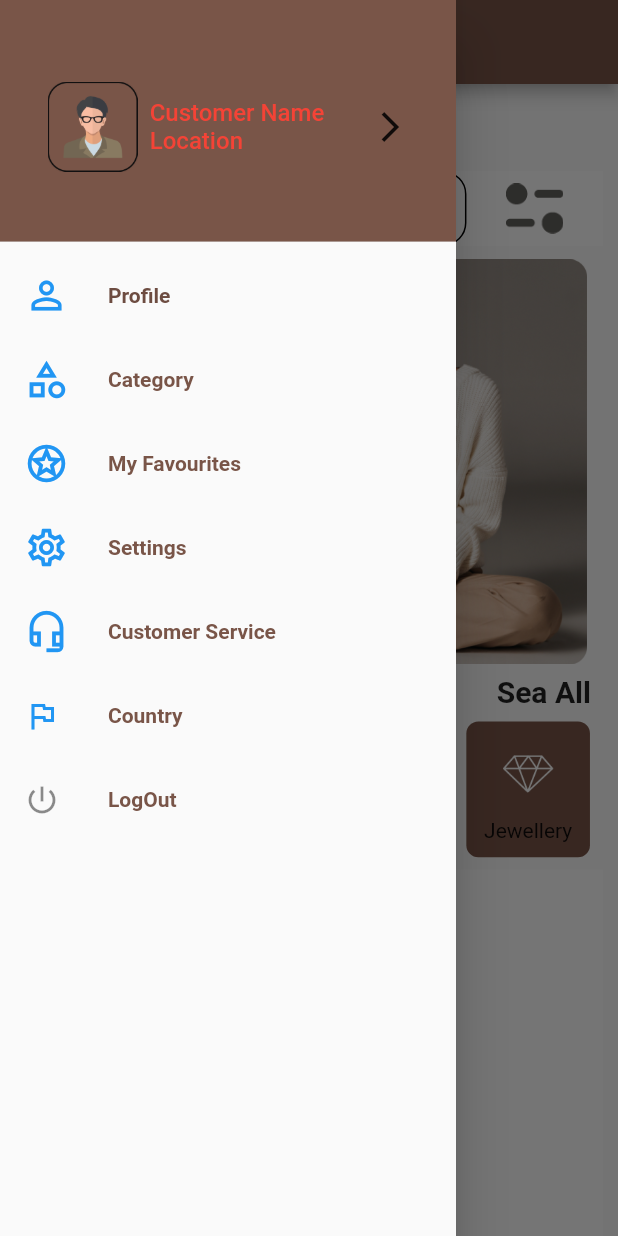
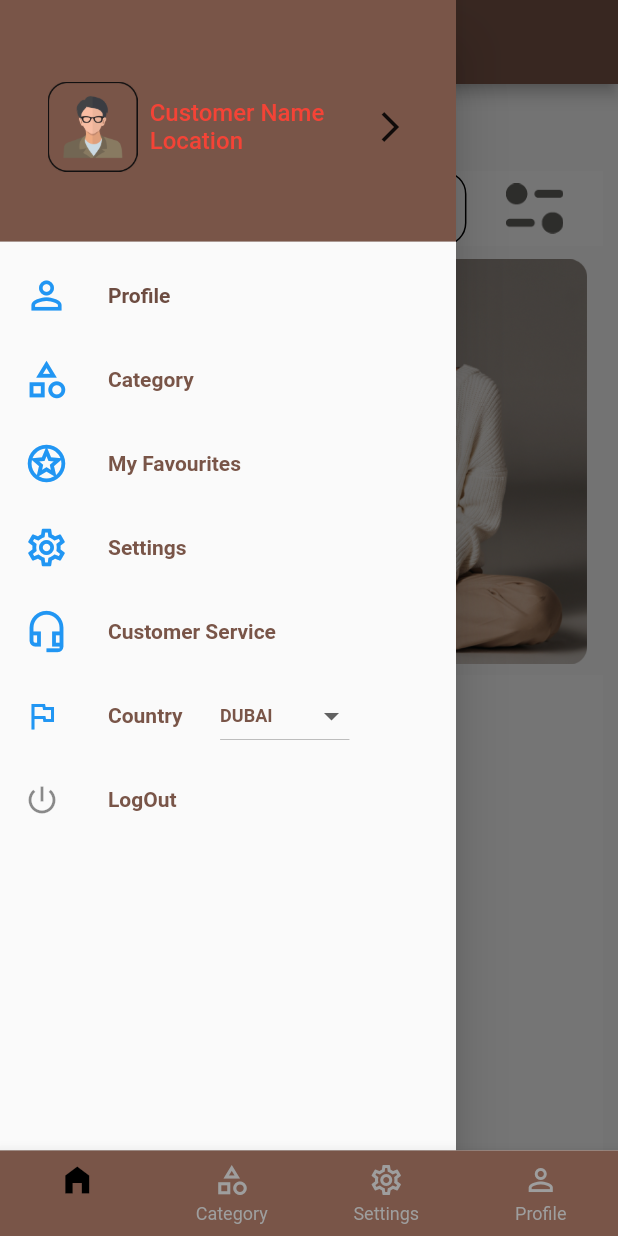
Before and after one commit to abhijitsk/codey, a Flutter app: the screen it shows once a user with an empty profile is signed in, in the side drawer, after a tap on the "arrow forward ios" icon, on a phone screen of 412 x 824 dp. Run offline on Flutter 3.47's test engine with Material 2 defaults, Android fonts, the light colour scheme and no system bars; our stand-ins replace animated_splash_screen, cloud_firestore, firebase_auth, firebase_core; accounts and stored records are empty; network calls fail.

Commit message:
Edit profile page updated

```diff
--- a/codey/lib/login/loginpage.dart
+++ b/codey/lib/login/loginpage.dart
@@ -24,6 +24,7 @@ class _LoginPage extends State<Loginpage> {
     password: _passwordController.text.trim(),);
   }
 
+
   @override
   void dispose(){
     _emailController.dispose();
@@ -31,7 +32,7 @@ class _LoginPage extends State<Loginpage> {
     super.dispose();
   }
 
-
+  @override
   Widget build(BuildContext context){
     return Scaffold(
       backgroundColor: Colors.brown[600],
@@ -61,7 +62,7 @@ class _LoginPage extends State<Loginpage> {
                         ),
 
                         child:  Padding(
-                          padding: EdgeInsets.only(left: 20),
+                          padding: const EdgeInsets.only(left: 20),
                           child: TextField(
                             controller: _emailController,
                             decoration: const InputDecoration(
@@ -89,7 +90,7 @@ class _LoginPage extends State<Loginpage> {
                         ),
 
                         child:  Padding(
-                          padding: EdgeInsets.only(left: 20),
+                          padding: const EdgeInsets.only(left: 20),
                           child: TextField(
                             controller: _passwordController,
                             obscureText: true,
@@ -159,7 +160,7 @@ class _LoginPage extends State<Loginpage> {
                         MaterialButton(
                           onPressed: () {},
                           minWidth: MediaQuery.of(context).size.width*0.4,
-                          shape: RoundedRectangleBorder(
+                          shape: const RoundedRectangleBorder(
                             borderRadius: BorderRadius.only(
                               bottomLeft: Radius.circular(30),
                               topLeft: Radius.circular(30)
@@ -167,7 +168,7 @@ class _LoginPage extends State<Loginpage> {
                           ),
                           height: 50,
                           color: Colors.brown[400],
-                          child:Text(
+                          child:const Text(
                             'Google',
                             style: TextStyle(color: Colors.white,
                             fontSize: 15,
@@ -178,7 +179,7 @@ class _LoginPage extends State<Loginpage> {
                         MaterialButton(
                           onPressed: () {},
                           minWidth: MediaQuery.of(context).size.width*0.4,
-                          shape: RoundedRectangleBorder(
+                          shape: const RoundedRectangleBorder(
                             borderRadius: BorderRadius.only(
                               bottomRight: Radius.circular(30),
                               topRight: Radius.circular(30)
@@ -186,7 +187,7 @@ class _LoginPage extends State<Loginpage> {
                           ),
                           height: 50,
                           color: Colors.brown[400],
-                          child:Text(
+                          child:const Text(
                             'Facebook',
                             style: TextStyle(color: Colors.white,
                             fontSize: 15,
--- a/codey/lib/login/loginroute.dart
+++ b/codey/lib/login/loginroute.dart
@@ -2,10 +2,13 @@ import 'package:flutter/material.dart';
 import 'package:codey/login/loginpage.dart';
 import 'package:firebase_auth/firebase_auth.dart';
 import 'package:codey/main_pages/homepage.dart';
+import 'package:codey/main_pages/bottomNav.dart';
 
 
 
 class Loginroute extends StatelessWidget{
+  const Loginroute({Key? key}) : super(key: key);
+
 
 
   @override
@@ -16,9 +19,9 @@ class Loginroute extends StatelessWidget{
         stream: FirebaseAuth.instance.authStateChanges(),
         builder: (context,snapshot){
           if (snapshot.hasData){
-            return BodyPage();
+            return const BottomNav();
           }else{
-            return Loginpage();
+            return const Loginpage();
           }
         } ),
     );
--- a/codey/lib/main.dart
+++ b/codey/lib/main.dart
@@ -1,7 +1,7 @@
 import 'package:flutter/material.dart';
 import 'package:firebase_core/firebase_core.dart';
 import 'package:codey/transitions/splash_rotation.dart';
-import 'package:codey/models/fromDatabase.dart';
+
 
 
 
@@ -19,7 +19,8 @@ class MyApp extends StatelessWidget{
 
   @override
   Widget build(BuildContext context){
-    return  MaterialApp(
+    return  const MaterialApp(
+      debugShowCheckedModeBanner: false ,
       title: "Codey",
 
       home: SplashTransition(),
--- /dev/null
+++ b/codey/lib/main_pages/bottomNav.dart
@@ -0,0 +1,82 @@
+import 'package:flutter/material.dart';
+import 'package:codey/main_pages/homepage.dart';
+import 'package:codey/main_pages/profile.dart';
+
+class BottomNav extends StatefulWidget{
+  const BottomNav({Key? key}) : super(key: key);
+
+  @override
+  _BottomNavState createState()=> _BottomNavState();
+}
+
+class _BottomNavState extends State<BottomNav>{
+  @override
+
+  int _selectedIndex = 0;
+
+  Widget _navOptions(int _currentIndex){
+    switch(_currentIndex){
+      case 0 :
+        return BodyPage();
+
+      case 1:
+        return BodyPage();
+
+      case 2 :
+        return BodyPage();
+
+      case 3 :
+        return UserDetails();
+
+        break;
+
+      default:
+       return BodyPage();
+    }
+  }
+  @override
+  Widget build(BuildContext context){
+    return Scaffold(
+      body: _navOptions(_selectedIndex),
+      bottomNavigationBar: BottomNavigationBar(
+        backgroundColor: Colors.brown,
+        selectedItemColor: Colors.black,
+        showSelectedLabels: false,
+        selectedLabelStyle: TextStyle(color: Colors.black,fontSize: 15),
+        unselectedItemColor: Colors.grey,
+        currentIndex: _selectedIndex,
+        type: BottomNavigationBarType.fixed,
+        items: [
+          BottomNavigationBarItem(
+
+            label: 'Home',
+            icon: _selectedIndex ==0?Icon(Icons.home_filled):Icon(Icons.home_outlined),
+
+          ),
+          BottomNavigationBarItem(
+            label: 'Category',
+            icon: _selectedIndex ==1?Icon(Icons.category):Icon(Icons.category_outlined),
+
+          ),
+          BottomNavigationBarItem(
+            label: 'Settings',
+            icon: _selectedIndex ==2?Icon(Icons.settings):Icon(Icons.settings_outlined),
+
+          ),
+          BottomNavigationBarItem(
+            label: 'Profile',
+            icon: _selectedIndex ==3?Icon(Icons.person):Icon(Icons.person_outline),
+
+          )
+        ],
+        onTap: (index){
+          setState(() {
+            _selectedIndex = index;
+          });
+        },
+      ),
+
+    );
+
+  }
+}
--- a/codey/lib/main_pages/categories.dart
+++ b/codey/lib/main_pages/categories.dart
@@ -3,6 +3,8 @@ import 'package:codey/models/fromDatabase.dart';
 
 
 class CategoriesHome extends StatelessWidget{
+  const CategoriesHome({Key? key}) : super(key: key);
+
   @override
 
   Widget build(BuildContext context){
@@ -11,8 +13,8 @@ class CategoriesHome extends StatelessWidget{
         Row(
           mainAxisAlignment: MainAxisAlignment.spaceBetween,
           children: [
-            Padding(
-              padding: const EdgeInsets.only(left :8.0),
+            const Padding(
+              padding: EdgeInsets.only(left :8.0),
               child: Text(
                 'Browse Categories',
                 style: TextStyle(
@@ -22,12 +24,12 @@ class CategoriesHome extends StatelessWidget{
             ),
 
             Padding(
-              padding: EdgeInsets.only(right: 8.0),
+              padding: const EdgeInsets.only(right: 8.0),
               child: InkWell(
                   onTap: (){
                     Navigator.push(context, MaterialPageRoute(builder: (context)=>FromDatabase()));
                   },
-                  child: Text(
+                  child: const Text(
                   'Sea All',
                   style: TextStyle(
                     fontWeight: FontWeight.bold,
@@ -48,7 +50,7 @@ class CategoriesHome extends StatelessWidget{
             child: Row(
               children:[
                 Container(
-                  padding: EdgeInsets.only(top:5),
+                  padding: const EdgeInsets.only(top:5),
                   height: MediaQuery.of(context).size.height*0.11,
                   width: MediaQuery.of(context).size.width *0.20,
                   decoration: BoxDecoration(
@@ -63,13 +65,13 @@ class CategoriesHome extends StatelessWidget{
                           ),
                         ),
                       //SizedBox(height:5),
-                      Text('Food'),
+                      const Text('Food'),
 
                     ],
                   ),
                 ),
                 //---------------------------------------------------------------------------
-                SizedBox(width:15),
+                const SizedBox(width:15),
                 Container(
                   height: MediaQuery.of(context).size.height*0.11,
                   width: MediaQuery.of(context).size.width *0.20,
@@ -79,7 +81,7 @@ class CategoriesHome extends StatelessWidget{
                     borderRadius: BorderRadius.circular(8)),
                   child: Column(
                     children: [
-                      SizedBox(height: 3,),
+                      const SizedBox(height: 3,),
                       InkWell(
                         child: Image.asset('images/fashion.png',
                           height: 60,
@@ -87,13 +89,13 @@ class CategoriesHome extends StatelessWidget{
                           ),
                         ),
 
-                      Text('Fashion'),
+                      const Text('Fashion'),
 
                     ],
                   ),
                 ),
                 //---------------------------------------------
-                SizedBox(width:15),
+                const SizedBox(width:15),
 
                 Container(
                   height: MediaQuery.of(context).size.height*0.11,
@@ -103,20 +105,21 @@ class CategoriesHome extends StatelessWidget{
                     borderRadius: BorderRadius.circular(8)),
                   child: Column(
                     children: [
-                      SizedBox(height: 5,),
+                      const SizedBox(height: 5,),
                       InkWell(
                         child: Image.asset('images/footwear.png',
                           height: 60,
                           color: Colors.white,
                           ),
                         ),
-                      Text('Footwear'),
+
+                      const Text('Footwear'),
 
                     ],
                   ),
                 ),
                 //---------------------------------------------------------------------------
-                SizedBox(width:15),
+                const SizedBox(width:15),
 
                 Container(
                   height: MediaQuery.of(context).size.height*0.11,
@@ -126,14 +129,14 @@ class CategoriesHome extends StatelessWidget{
                     borderRadius: BorderRadius.circular(8)),
                   child: Column(
                     children: [
-                      SizedBox(height: 5,),
+                      const SizedBox(height: 5,),
                       InkWell(
                         child: Image.asset('images/jewellry.png',
                           height: 60,
                           color: Colors.white,
                           ),
                         ),
-                      Text('Jewellery'),
+                      const Text('Jewellery'),
 
                     ],
                   ),
--- a/codey/lib/main_pages/homepage.dart
+++ b/codey/lib/main_pages/homepage.dart
@@ -4,6 +4,8 @@ import 'package:codey/main_pages/slider.dart';
 import 'categories.dart';
 
 class BodyPage extends StatefulWidget {
+  const BodyPage({Key? key}) : super(key: key);
+
   @override
   _BodyPageState createState() => _BodyPageState();
 }
@@ -15,20 +17,20 @@ class _BodyPageState extends State<BodyPage> {
     return Scaffold(
       key: _menuKey,
       appBar: AppBar(
-        title: Text('Codey'),
+        title: const Text('Codey'),
         backgroundColor: Colors.brown,
       ),
-      drawer: SliderPage(),
+      drawer: const SliderPage(),
       body: Container(
         height: double.infinity,
         width: double.infinity,
-        margin: EdgeInsets.symmetric(horizontal: 10),
+        margin: const EdgeInsets.symmetric(horizontal: 10),
         child: SingleChildScrollView(
           child: Column(children: <Widget>[
-            SizedBox(height: 20),
+            const SizedBox(height: 20),
 
             //-------------------------------------------------------------------------
-            Align(
+            const Align(
               alignment: Alignment.centerLeft,
               child: Text(
                 'Browse Offers',
@@ -39,7 +41,7 @@ class _BodyPageState extends State<BodyPage> {
               ),
             ),
             //------------------------------------------------------------------------
-            SizedBox(height: 15),
+            const SizedBox(height: 15),
 
             Container(
 
@@ -53,15 +55,15 @@ class _BodyPageState extends State<BodyPage> {
                   height: MediaQuery.of(context).size.height * 0.06,
                   width: MediaQuery.of(context).size.width * 0.7,
                   decoration: BoxDecoration(
-                      borderRadius: BorderRadius.all(Radius.circular(15)),
+                      borderRadius: const BorderRadius.all(Radius.circular(15)),
                       border: Border.all(width: 1.0),
                   ),
                   child: Center(
                     child: Padding(
-                      padding: EdgeInsets.only(left: 20),
+                      padding: const EdgeInsets.only(left: 20),
                       child: SafeArea(
                                               child: TextField(
-                          style: TextStyle(decoration: TextDecoration.none),
+                          style: const TextStyle(decoration: TextDecoration.none),
                           decoration: InputDecoration(
                             icon: Icon(
                               Icons.search,
@@ -86,21 +88,19 @@ class _BodyPageState extends State<BodyPage> {
               ]),
             ),
 
-            SizedBox(height:8),
+            const SizedBox(height:8),
             //-----------------------------------------------------------------------
             Container(
               height: MediaQuery.of(context).size.height*0.33,
               width: MediaQuery.of(context).size.width*0.90,
               child: Image.asset('images/caraousel.png'),
             ),
-            SizedBox(height:6),
+            const SizedBox(height:6),
 
             //-------------------------------------------------------------------------
 
 
-            CategoriesHome(),
-
-            FromDatabase(),
+            const FromDatabase(),
 
           ]),
         ),
--- a/codey/lib/main_pages/slider.dart
+++ b/codey/lib/main_pages/slider.dart
@@ -1,7 +1,10 @@
+import 'package:codey/main_pages/profile.dart';
 import 'package:flutter/material.dart';
 import 'package:codey/login/logoutAlert.dart';
 
 class SliderPage extends StatefulWidget{
+  const SliderPage({Key? key}) : super(key: key);
+
 
 
   @override
@@ -18,6 +21,14 @@ class _SliderPage extends State<SliderPage>{
   bool settingColor = true;
   bool custColor = true;
   bool countryColor =true;
+
+  String dropdownvalue = 'DUBAI';
+  var countrylist =[
+    'DUBAI',
+    'ABU DHABI',
+    'SHARJAH',
+    'AJMAN'
+  ];
   @override
 
   Widget build(BuildContext context){
@@ -34,7 +45,7 @@ class _SliderPage extends State<SliderPage>{
                 mainAxisAlignment: MainAxisAlignment.center,
                 children: [
                   Padding(
-                    padding: EdgeInsets.all(0.0),
+                    padding: const EdgeInsets.all(0.0),
                     child: Image.asset('images/profile.png',
                     height: 60,
                     ),
@@ -44,7 +55,7 @@ class _SliderPage extends State<SliderPage>{
                     child: Column(
                       mainAxisAlignment: MainAxisAlignment.center ,
                       crossAxisAlignment: CrossAxisAlignment.start,
-                      children: [
+                      children: const [
                         Align(
                           alignment: Alignment.centerLeft,
                           child: Text(
@@ -70,14 +81,14 @@ class _SliderPage extends State<SliderPage>{
                   ),
                   IconButton(
                     onPressed: (){},
-                    icon: Icon(Icons.arrow_forward_ios),
-                    padding: EdgeInsets.all(0),
+                    icon: const Icon(Icons.arrow_forward_ios),
+                    padding: const EdgeInsets.all(0),
                     alignment: Alignment.centerRight,
                     )
                 ]
                 ),
                 ),
-                decoration: BoxDecoration(color: Colors.brown),
+                decoration: const BoxDecoration(color: Colors.brown),
               ),
               // --------------------------------------------------------------
               //
@@ -93,14 +104,20 @@ class _SliderPage extends State<SliderPage>{
                       settingColor = false;
                       custColor = false;
                       countryColor =false;
-                    });
+
+                    }
+
+                    );
+                    Navigator.pop(context);
+                    Navigator.push(context,
+                      MaterialPageRoute(builder: (context)=> UserDetails()));
                   },
                   title: Text('Profile',
                   style:TextStyle(
                     color: Colors.brown[600],
                     fontWeight: FontWeight.bold)
                     ),
-                  leading: Icon(Icons.person_outline,size: 30,),
+                  leading: const Icon(Icons.person_outline,size: 30,),
                 ),
 
 
@@ -118,13 +135,13 @@ class _SliderPage extends State<SliderPage>{
                     countryColor =false;
                   });
                 },
-                title :Text(
+                title :const Text(
                   'Category',
                   style: TextStyle(
                     fontWeight: FontWeight.bold,
                     color: Colors.brown),
                     ),
-                  leading: Icon(Icons.category_outlined,size: 30,),
+                  leading: const Icon(Icons.category_outlined,size: 30,),
                   ),
                 ),
               //-----------------------------------------------------------------
@@ -133,20 +150,20 @@ class _SliderPage extends State<SliderPage>{
                 selected: favourite,
                 onTap: (){
                   setState(() {
-                    homeColor = false;;
+                    homeColor = false;
                     catColor = false;
                     settingColor = false;
                     custColor = false;
                     countryColor =false;
                   });
                 },
-                title :Text(
+                title :const Text(
                   'My Favourites',
                   style: TextStyle(
                     fontWeight: FontWeight.bold,
                     color: Colors.brown),
                     ),
-                  leading: Icon(Icons.stars_outlined,size: 30,),
+                  leading: const Icon(Icons.stars_outlined,size: 30,),
                   ),
                 ),
               //-----------------------------------------------------------------
@@ -162,13 +179,13 @@ class _SliderPage extends State<SliderPage>{
                     countryColor =false;
                   });
                 },
-                title :Text(
+                title :const Text(
                   'Settings',
                   style: TextStyle(
                     fontWeight: FontWeight.bold,
                     color: Colors.brown),
                     ),
-                  leading: Icon(Icons.settings_outlined,size: 30,),
+                  leading: const Icon(Icons.settings_outlined,size: 30,),
                   ),
                 ),
               //-----------------------------------------------------------------
@@ -182,13 +199,13 @@ class _SliderPage extends State<SliderPage>{
                     settingColor = false;
                     countryColor =false;
                 },
-                title :Text(
+                title :const Text(
                   'Customer Service',
                   style: TextStyle(
                     fontWeight: FontWeight.bold,
                     color: Colors.brown),
                     ),
-                  leading: Icon(Icons.headset_mic_outlined,size: 30,),
+                  leading: const Icon(Icons.headset_mic_outlined,size: 30,),
                   ),
                 ),
               //-----------------------------------------------------------------
@@ -204,25 +221,44 @@ class _SliderPage extends State<SliderPage>{
                     custColor = false;
                   });
                 },
-                title :Text(
-                  'Country',
-                  style: TextStyle(
-                    fontWeight: FontWeight.bold,
-                    color: Colors.brown),
-                    ),
-                  leading: Icon(Icons.flag_outlined),
+                title :Row(
+                  children: [
+                    const Text(
+                      'Country',
+                      style: TextStyle(
+                        fontWeight: FontWeight.bold,
+                        color: Colors.brown),
+                        ),
+                    SizedBox(width: 25,),
+                    DropdownButton(
+                      dropdownColor: Colors.white,
+                      style: TextStyle(fontSize: 12,color: Colors.brown,fontWeight: FontWeight.bold),
+                      value: dropdownvalue,
+                      items: countrylist.map((String countrylist) => DropdownMenuItem(
+                        value: countrylist,
+                        child: Text(countrylist),)).toList(),
+                      onChanged: (String? newValue){
+                        setState(() {
+                          dropdownvalue=newValue!;
+                        });
+                      },
+                      ) ,
+
+                  ],
+                ),
+                  leading: const Icon(Icons.flag_outlined),
                   ),
                 ),
               //-----------------------------------------------------------------
               Padding(padding: const EdgeInsets.all(0.0),
               child: ListTile(
-                title :Text(
+                title :const Text(
                   'LogOut',
                   style: TextStyle(
                     fontWeight: FontWeight.bold,
                     color: Colors.brown),
                     ),
-                  leading: Icon(Icons.power_settings_new),
+                  leading: const Icon(Icons.power_settings_new),
                   onTap: (){
                     Navigator.pop(context);
                     showDialog(
--- a/codey/lib/transitions/splash_rotation.dart
+++ b/codey/lib/transitions/splash_rotation.dart
@@ -5,6 +5,8 @@ import 'package:codey/login/loginroute.dart';
 
 
 class SplashTransition extends StatelessWidget{
+  const SplashTransition({Key? key}) : super(key: key);
+
 
   @override
 
@@ -17,7 +19,8 @@ class SplashTransition extends StatelessWidget{
 
 
 
-      nextScreen: Loginroute() ,
+
+      nextScreen: const Loginroute() ,
     );
   }
 
```
Also changed, not shown: codey/lib/login/logoutAlert.dart (+7 -5 lines), codey/lib/login/resetpassword.dart (+17 -15 lines), codey/lib/login/signup.dart (+14 -14 lines), codey/lib/main_pages/profile.dart (added, +149 -0 lines), codey/lib/models/fromDatabase.dart (+47 -56 lines), codey/lib/models/userdetails.dart (added, +51 -0 lines).
